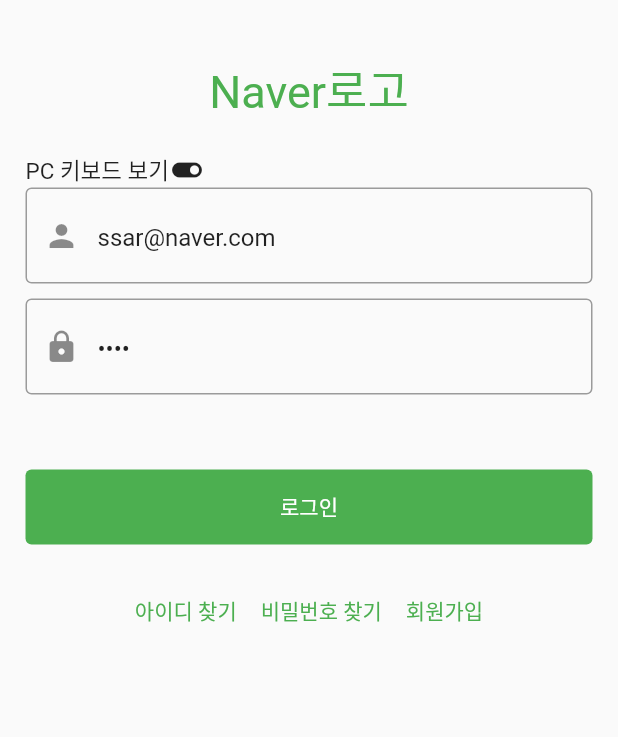
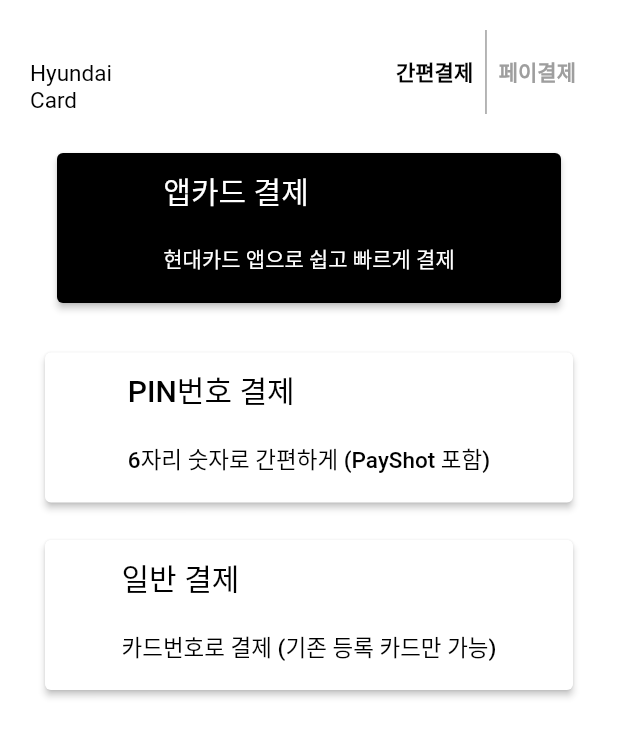
Before and after one commit to Merhong/final-front, a Flutter app: the screen it shows after launch, on a phone screen of 412 x 824 dp. Shown: the top 737 px of the screen. Run offline on Flutter 3.47's test engine with Material 2 defaults, Android fonts, the phone set to English and light mode, and no system bars; our stand-ins replace dio, flutter_riverpod, flutter_secure_storage, logger, validators.

Commit message:
앱카드 결제

```diff
--- a/lib/_core/constants/http.dart
+++ b/lib/_core/constants/http.dart
@@ -5,9 +5,10 @@
 // const String serverURL = "http://192.168.0.45:8081"; // 김지원
 // const String serverURL = "http://192.168.0.44:8081"; // 김하얀
 // const String serverURL = "http://192.168.0.48:8081"; // 박민희
-// const String serverURL = "http://192.168.0.49:8081"; // 윤혜림
-const String serverURL = "http://192.168.0.50:8081"; // 김대홍
-///////////////////////////////////////////////////////////////
+const String serverURL = "http://192.168.0.49:8081"; // 윤혜림
+// const String serverURL = "http://192.168.0.50:8081"; // 김대홍
+///////////////////////////////////////////////////////
+// //////
 
 DateTime todayDateTime = DateTime.now(); // 세계시간 UTC임
 
--- a/lib/_core/constants/move.dart
+++ b/lib/_core/constants/move.dart
@@ -1,12 +1,10 @@
 import 'package:flutter/material.dart';
 import 'package:flutter_blog/ui/pages/auth/terms_page/terms_page.dart';
 import 'package:flutter_blog/ui/pages/cookieshop/cookieshop_page.dart';
-import 'package:flutter_blog/ui/pages/cookieshop/purchase_cookie_page.dart';
 import 'package:flutter_blog/ui/pages/other/my_page/my_page.dart';
 import 'package:flutter_blog/ui/pages/other/see_more_page/see_more_page.dart';
+import 'package:flutter_blog/ui/pages/payment/payment_page.dart';
 import 'package:flutter_blog/ui/pages/webtoon/best_page/webtoon_best_page.dart';
-import 'package:flutter_blog/ui/pages/webtoon/episode_page/webtoon_episode_page.dart';
-
 import 'package:flutter_blog/ui/pages/webtoon/list_page/webtoon_list_page.dart';
 import 'package:flutter_blog/ui/pages/webtoon/recommend_page/webtoon_recommend_page.dart';
 import 'package:flutter_blog/ui/pages/webtoon/reply_page/webtoon_reply_page.dart';
@@ -29,7 +27,7 @@
   static String seeMorePage = "/seemore"; // 더보기
   static String myPage = "/my"; // MY
   static String bestPage = "/best"; // MY
-
+  static String paymentPage = "/paymentPage";
 }
 
 // Map<String, Widget Function(BuildContext)> 를 반환하는 함수
@@ -48,6 +46,6 @@
     Move.seeMorePage: (context) => SeeMorePage(),
     Move.myPage: (context) => MyPage(),
     Move.bestPage: (context) => BestPage(),
-
+    Move.paymentPage: (context) => paymentPage(),
   };
 }
--- a/lib/main.dart
+++ b/lib/main.dart
@@ -23,7 +23,7 @@
       // 최초 화면
 
       // initialRoute: Move.cookieShop,
-      initialRoute: Move.loginPage,
+      initialRoute: Move.paymentPage,
 
       // _core/move.dart 에 적어주세요
       routes: getRouters(),
--- /dev/null
+++ b/lib/ui/pages/payment/payment_page.dart
@@ -0,0 +1,67 @@
+import 'package:flutter/material.dart';
+import 'package:flutter_blog/ui/pages/payment/widgets/payment_black_button.dart';
+import 'package:flutter_blog/ui/pages/payment/widgets/payment_white_button.dart';
+
+class paymentPage extends StatelessWidget {
+  const paymentPage({Key? key});
+
+  @override
+  Widget build(BuildContext context) {
+    return Padding(
+      padding: const EdgeInsets.all(20),
+      child: Scaffold(
+        backgroundColor: Colors.white,
+        appBar: AppBar(
+          elevation: 0,
+          backgroundColor: Colors.white,
+          leading: Padding(
+            padding: const EdgeInsets.only(top: 20),
+            child: Text(
+              "Hyundai Card",
+              style: TextStyle(color: Colors.black),
+            ),
+          ),
+          actions: [
+            TextButton(
+              onPressed: () {},
+              child: Text(
+                "간편결제",
+                style:
+                    TextStyle(fontWeight: FontWeight.bold, color: Colors.black),
+              ),
+            ),
+            Container(
+              width: 1,
+              height: 5,
+              color: Colors.grey,
+            ),
+            TextButton(
+              onPressed: () {},
+              child: Text(
+                "페이결제",
+                style:
+                    TextStyle(fontWeight: FontWeight.bold, color: Colors.grey),
+              ),
+            ),
+          ],
+        ),
+        body: Column(
+          children: [
+            SizedBox(height: 8),
+            PaymentBlackButton(),
+            SizedBox(height: 5),
+            PaymentWhiteButton(
+              payment: "PIN번호",
+              smallFont: "6자리 숫자로 간편하게 (PayShot 포함)",
+            ),
+            SizedBox(height: 5),
+            PaymentWhiteButton(
+              payment: "일반",
+              smallFont: "카드번호로 결제 (기존 등록 카드만 가능)",
+            ),
+          ],
+        ),
+      ),
+    );
+  }
+}
--- /dev/null
+++ b/lib/ui/pages/payment/widgets/payment_black_button.dart
@@ -0,0 +1,41 @@
+import 'package:flutter/material.dart';
+
+class PaymentBlackButton extends StatelessWidget {
+  const PaymentBlackButton({super.key});
+
+  @override
+  Widget build(BuildContext context) {
+    return Padding(
+      padding: const EdgeInsets.all(18.0),
+      child: Row(
+        children: [
+          Expanded(
+            child: ElevatedButton(
+              onPressed: () {},
+              child: Column(
+                crossAxisAlignment: CrossAxisAlignment.start,
+                children: [
+                  SizedBox(height: 10),
+                  Text(
+                    "앱카드 결제",
+                    style: TextStyle(fontSize: 20),
+                  ),
+                  SizedBox(
+                    height: 20,
+                  ),
+                  Text("현대카드 앱으로 쉽고 빠르게 결제")
+                ],
+              ),
+              style: ButtonStyle(
+                backgroundColor: MaterialStateProperty.all<Color>(Colors.black),
+                fixedSize: MaterialStateProperty.all<Size>(
+                  Size(double.infinity, 100),
+                ),
+              ),
+            ),
+          ),
+        ],
+      ),
+    );
+  }
+}
--- /dev/null
+++ b/lib/ui/pages/payment/widgets/payment_white_button.dart
@@ -0,0 +1,47 @@
+import 'package:flutter/material.dart';
+
+class PaymentWhiteButton extends StatelessWidget {
+  final String payment;
+  final String smallFont;
+  const PaymentWhiteButton(
+      {super.key, required this.payment, required this.smallFont});
+
+  @override
+  Widget build(BuildContext context) {
+    return Padding(
+      padding: const EdgeInsets.all(10.0),
+      child: Row(
+        children: [
+          Expanded(
+            child: ElevatedButton(
+              onPressed: () {},
+              child: Column(
+                crossAxisAlignment: CrossAxisAlignment.start,
+                children: [
+                  SizedBox(height: 10),
+                  Text(
+                    "$payment 결제",
+                    style: TextStyle(fontSize: 20, color: Colors.black),
+                  ),
+                  SizedBox(
+                    height: 20,
+                  ),
+                  Text(
+                    "$smallFont",
+                    style: TextStyle(fontSize: 15, color: Colors.black),
+                  ),
+                ],
+              ),
+              style: ButtonStyle(
+                backgroundColor: MaterialStateProperty.all<Color>(Colors.white),
+                fixedSize: MaterialStateProperty.all<Size>(
+                  Size(double.infinity, 100),
+                ),
+              ),
+            ),
+          ),
+        ],
+      ),
+    );
+  }
+}
```
